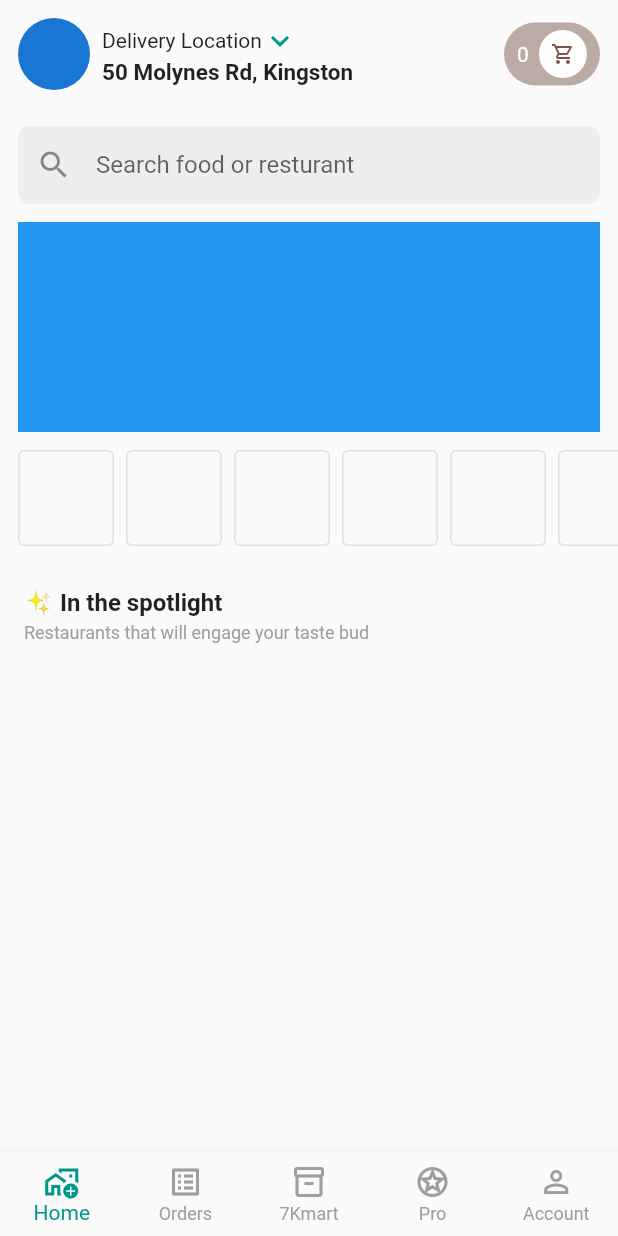
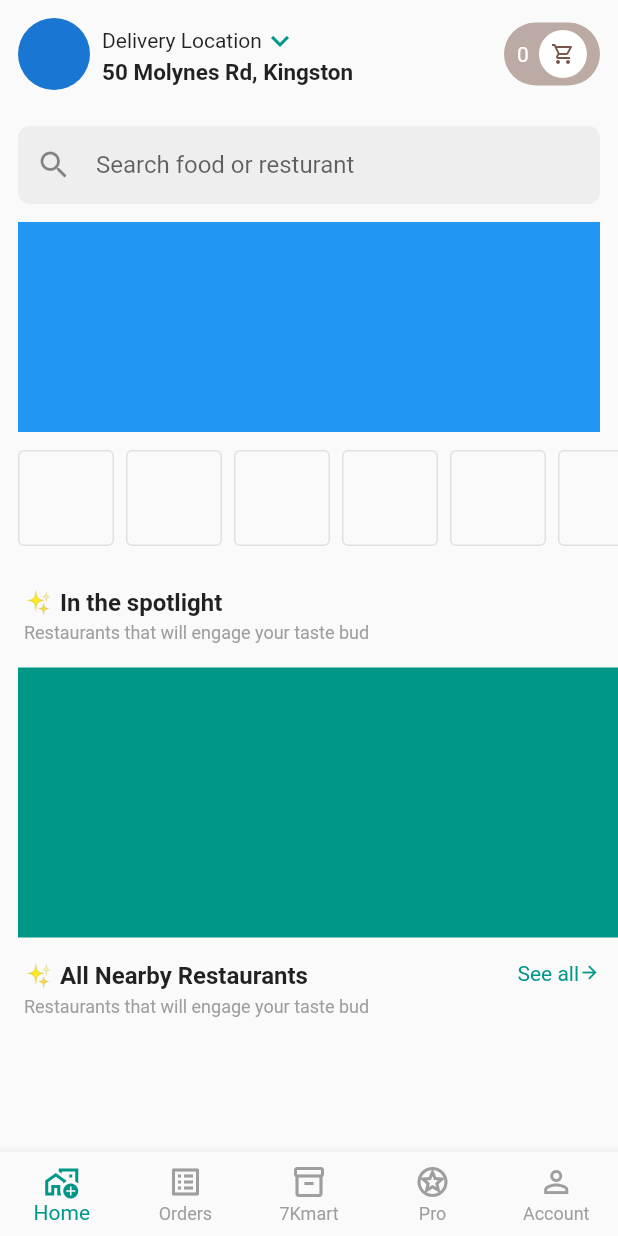
Before and after one commit to JAICHANGPARK/flutter_notebook_chapter_21, a Flutter app: the screen it shows after launch, on a phone screen of 412 x 824 dp. Run offline on Flutter 3.47's test engine with Material 2 defaults, Android fonts, the phone set to English and light mode, and no system bars; our stand-ins replace badges, fl_chart, flutter_riverpod; missing offline and left inert: candlesticks.

Commit message:
Update fd_home_page_widget.dart

```diff
--- a/lib/ep1234_food_delivery_app/src/ui/widget/fd_home_page_widget.dart
+++ b/lib/ep1234_food_delivery_app/src/ui/widget/fd_home_page_widget.dart
@@ -138,7 +138,48 @@ class FdHomePageWidget extends StatelessWidget {
                 ),
               ],
             ),
-          )
+          ),
+          Container(
+            margin: EdgeInsets.only(left: 12),
+            height: 180,
+            color: Colors.teal,
+          ),
+          Padding(
+            padding: const EdgeInsets.only(left: 16, top: 16, bottom: 16, right: 12),
+            child: Row(
+              crossAxisAlignment: CrossAxisAlignment.start,
+              children: [
+                Column(
+                  crossAxisAlignment: CrossAxisAlignment.start,
+                  children: [
+                    Text(
+                      "✨ All Nearby Restaurants",
+                      style: TextStyle(fontWeight: FontWeight.bold, fontSize: 16),
+                    ),
+                    SizedBox(
+                      height: 4,
+                    ),
+                    Text(
+                      "Restaurants that will engage your taste bud",
+                      style: TextStyle(fontSize: 12, color: Colors.grey),
+                    ),
+                  ],
+                ),
+                Spacer(),
+                Text(
+                  "See all",
+                  style: TextStyle(
+                    color: Colors.teal,
+                  ),
+                ),
+                Icon(
+                  Icons.arrow_forward,
+                  size: 14,
+                  color: Colors.teal,
+                ),
+              ],
+            ),
+          ),
         ],
       ),
     );
```
